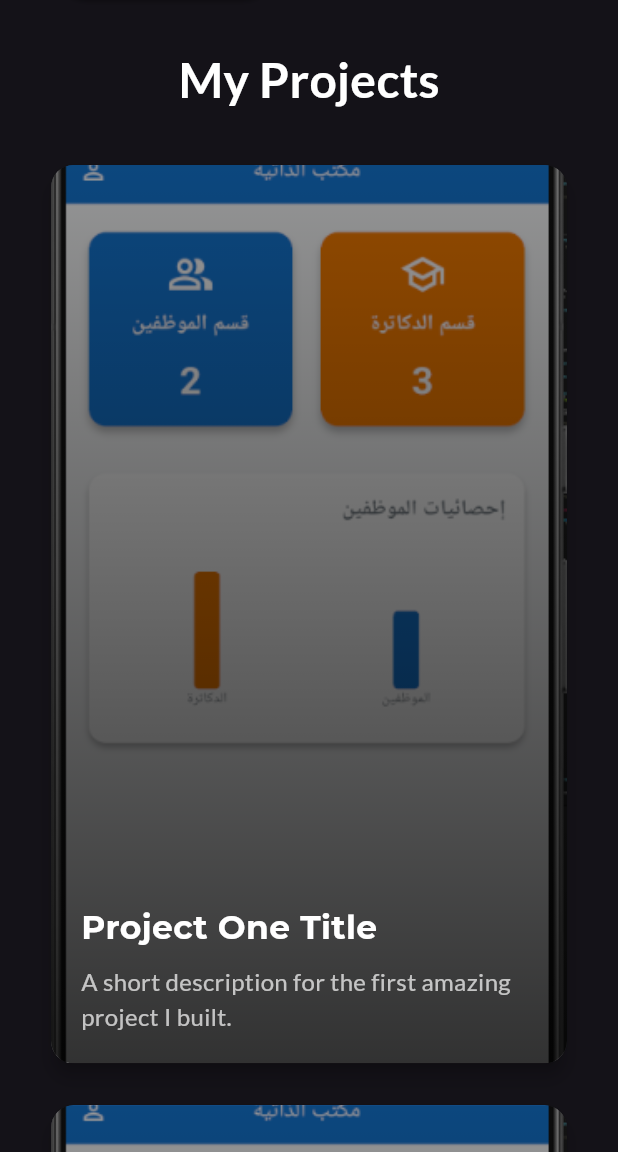
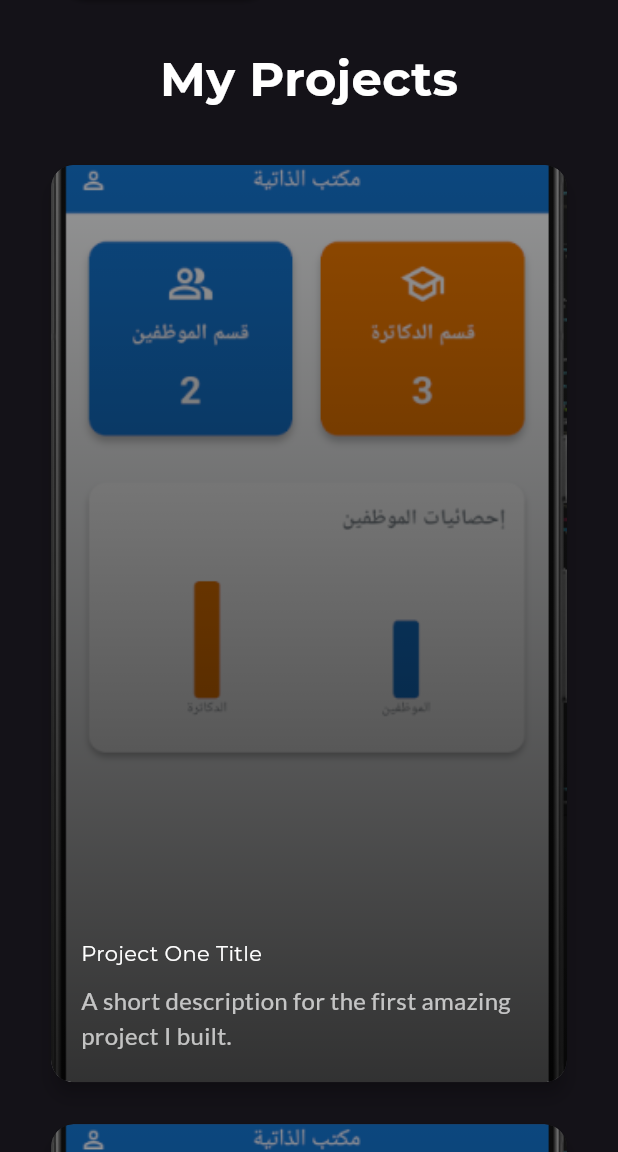
Before and after one commit to shalabi11/MyPortfolio, a Flutter app: the screen it shows after launch, in the side drawer, after a tap on "Download CV", on a phone screen of 412 x 824 dp, the part 84-1236 px from its top. Run offline on Flutter 3.47's test engine with Material 3 defaults, Android fonts, the light colour scheme and no system bars; our stand-ins replace animate_do, font_awesome_flutter, google_fonts.

Commit message:
editting project card for many screen

```diff
--- a/lib/home_page.dart
+++ b/lib/home_page.dart
@@ -2,6 +2,7 @@ import 'package:flutter/material.dart';
 import 'package:my_portfolio/widgets/about_section.dart';
 import 'package:my_portfolio/widgets/contact_section.dart';
 import 'package:my_portfolio/widgets/custom_app_bar.dart';
+import 'package:my_portfolio/widgets/footer.dart';
 import 'package:my_portfolio/widgets/hero_section.dart';
 import 'package:my_portfolio/widgets/project_section.dart';
 import 'package:animate_do/animate_do.dart';
@@ -102,6 +103,7 @@ class _HomePageState extends State<HomePage> {
             FadeInUp(child: ProjectsSection(key: _projectsKey)),
             FadeInUp(child: AboutSection(key: _aboutKey)),
             FadeInUp(child: ContactSection(key: _contactKey)),
+            const Footer(),
           ],
         ),
       ),
--- /dev/null
+++ b/lib/widgets/footer.dart
@@ -0,0 +1,21 @@
+// lib/widgets/footer.dart
+import 'package:flutter/material.dart';
+import 'package:google_fonts/google_fonts.dart';
+
+class Footer extends StatelessWidget {
+  const Footer({super.key});
+
+  @override
+  Widget build(BuildContext context) {
+    return Container(
+      padding: const EdgeInsets.symmetric(vertical: 20),
+      color: Colors.black,
+      child: Center(
+        child: Text(
+          '© ${DateTime.now().year} Ibrahim Al Shalabi • Built with Flutter',
+          style: GoogleFonts.lato(color: Colors.white70, fontSize: 14),
+        ),
+      ),
+    );
+  }
+}
--- a/lib/widgets/project_card.dart
+++ b/lib/widgets/project_card.dart
@@ -15,12 +15,7 @@ class ProjectCard extends StatefulWidget {
 class _ProjectCardState extends State<ProjectCard> {
   bool _isHovered = false;
 
-  Future<void> _launchURL(String url) async {
-    final Uri uri = Uri.parse(url);
-    if (!await launchUrl(uri)) {
-      throw 'Could not launch $url';
-    }
-  }
+  // ... دالة _launchURL تبقى كما هي
 
   @override
   Widget build(BuildContext context) {
@@ -31,11 +26,22 @@ class _ProjectCardState extends State<ProjectCard> {
         clipBehavior: Clip.antiAlias,
         elevation: _isHovered ? 10 : 5,
         shape: RoundedRectangleBorder(borderRadius: BorderRadius.circular(15)),
+        child: ClipRRect(
+          // استخدام ClipRRect لجعل كل المحتوى يتبع حواف البطاقة
+          borderRadius: BorderRadius.circular(15.0),
+          child: AspectRatio(
+            // <-- أهم إضافة: فرض أبعاد الصورة
+            aspectRatio: 9 / 16, // نسبة أبعاد شاشة الموبايل (عرض 9 وارتفاع 16)
             child: Stack(
               children: [
+                // الطبقة 1: الصورة (تملأ المساحة بالكامل)
                 Positioned.fill(
-              child: Image.asset(widget.project.imagePath, fit: BoxFit.cover),
+                  child: Image.asset(
+                    widget.project.imagePath,
+                    fit: BoxFit.cover, // cover مناسب هنا لأن الأبعاد مضبوطة
                   ),
+                ),
+                // الطبقة 2: طبقة التعتيم
                 Positioned.fill(
                   child: Container(
                     decoration: BoxDecoration(
@@ -50,6 +56,7 @@ class _ProjectCardState extends State<ProjectCard> {
                     ),
                   ),
                 ),
+                // الطبقة 3: المحتوى المتغير (يبقى كما هو)
                 Padding(
                   padding: const EdgeInsets.all(20.0),
                   child: Column(
@@ -58,18 +65,11 @@ class _ProjectCardState extends State<ProjectCard> {
                     children: [
                       Text(
                         widget.project.title,
-                    style: GoogleFonts.montserrat(
-                      fontSize: 22,
-                      fontWeight: FontWeight.bold,
-                      color: Colors.white,
-                    ),
+                        style: GoogleFonts.montserrat(/* ... */),
                       ),
                       const SizedBox(height: 10),
                       AnimatedSwitcher(
                         duration: const Duration(milliseconds: 300),
-                    transitionBuilder: (child, animation) {
-                      return FadeTransition(opacity: animation, child: child);
-                    },
                         child: _isHovered
                             ? _buildDetailsView()
                             : _buildDescriptionView(),
@@ -80,22 +80,37 @@ class _ProjectCardState extends State<ProjectCard> {
               ],
             ),
           ),
+        ),
+      ),
     );
   }
 
+  // ... باقي الدوال (_buildDescriptionView, _buildDetailsView) تبقى كما هي
+  // ...
+
+  // دالة لفتح الروابط
+  Future<void> _launchURL(String url) async {
+    final Uri uri = Uri.parse(url);
+    if (!await launchUrl(uri)) {
+      throw 'Could not launch $url';
+    }
+  }
+
+  // ويدجت لعرض الوصف (الحالة الافتراضية)
   Widget _buildDescriptionView() {
     return Text(
       widget.project.description,
-      key: const ValueKey('description'),
+      key: const ValueKey('description'), // مفتاح لـ AnimatedSwitcher
       style: const TextStyle(color: Colors.white70, fontSize: 16),
       maxLines: 4,
       overflow: TextOverflow.ellipsis,
     );
   }
 
+  // ويدجت لعرض التفاصيل (حالة التمرير/النقر)
   Widget _buildDetailsView() {
     return Column(
-      key: const ValueKey('details'),
+      key: const ValueKey('details'), // مفتاح لـ AnimatedSwitcher
       mainAxisAlignment: MainAxisAlignment.end,
       crossAxisAlignment: CrossAxisAlignment.start,
       children: [
@@ -111,11 +126,9 @@ class _ProjectCardState extends State<ProjectCard> {
           }).toList(),
         ),
         const SizedBox(height: 20),
-        // ▼▼▼ هنا الإصلاح ▼▼▼
         Wrap(
-          // استخدام Wrap بدلاً من Row
-          spacing: 8.0, // مسافة أفقية بين الأزرار
-          runSpacing: 10.0, // مسافة عمودية في حال نزول زر لسطر جديد
+          spacing: 10.0,
+          runSpacing: 10.0,
           children: [
             ElevatedButton.icon(
               icon: const FaIcon(FontAwesomeIcons.github, size: 16),
@@ -134,7 +147,6 @@ class _ProjectCardState extends State<ProjectCard> {
               ),
           ],
         ),
-        // ▲▲▲ انتهى الإصلاح ▲▲▲
       ],
     );
   }
--- a/lib/widgets/project_section.dart
+++ b/lib/widgets/project_section.dart
@@ -1,6 +1,8 @@
 import 'package:flutter/material.dart';
+import 'package:google_fonts/google_fonts.dart';
 import 'package:my_portfolio/data/project_data.dart';
 import 'package:my_portfolio/widgets/project_card.dart';
+import 'package:my_portfolio/widgets/project_list_item.dart';
 
 class ProjectsSection extends StatelessWidget {
   const ProjectsSection({super.key});
@@ -11,28 +13,43 @@ class ProjectsSection extends StatelessWidget {
       padding: const EdgeInsets.all(30),
       child: Column(
         children: [
-          const Text(
+          Text(
             'My Projects',
-            style: TextStyle(
+            style: GoogleFonts.montserrat(
               fontSize: 32,
               fontWeight: FontWeight.bold,
               color: Colors.white,
             ),
           ),
           const SizedBox(height: 30),
-
-          GridView.builder(
-            shrinkWrap: true,
-            physics: const NeverScrollableScrollPhysics(),
-            gridDelegate: const SliverGridDelegateWithMaxCrossAxisExtent(
-              maxCrossAxisExtent: 400,
-              childAspectRatio: 0.58,
-              crossAxisSpacing: 20,
-              mainAxisSpacing: 20,
-            ),
-            itemCount: projects.length,
-            itemBuilder: (BuildContext ctx, index) {
-              return ProjectCard(project: projects[index]);
+          LayoutBuilder(
+            builder: (context, constraints) {
+              if (constraints.maxWidth < 768) {
+                // --- تصميم شاشة الموبايل الجديد (قائمة عمودية) ---
+                return ListView.separated(
+                  shrinkWrap: true,
+                  physics: const NeverScrollableScrollPhysics(),
+                  itemCount: projects.length,
+                  itemBuilder: (context, index) {
+                    // نستخدم نفس تصميم البطاقة التفاعلية
+                    return ProjectCard(project: projects[index]);
+                  },
+                  separatorBuilder: (context, index) =>
+                      const SizedBox(height: 20),
+                );
+              } else {
+                // --- تصميم شاشة اللابتوب (يبقى كما هو) ---
+                return ListView.separated(
+                  shrinkWrap: true,
+                  physics: const NeverScrollableScrollPhysics(),
+                  itemCount: projects.length,
+                  itemBuilder: (context, index) {
+                    return ProjectListItem(project: projects[index]);
+                  },
+                  separatorBuilder: (context, index) =>
+                      const SizedBox(height: 20),
+                );
+              }
             },
           ),
         ],
```
Also changed, not shown: lib/widgets/project_list_item.dart (added, +112 -0 lines). Lines whose indentation alone changed are shown as unchanged.
